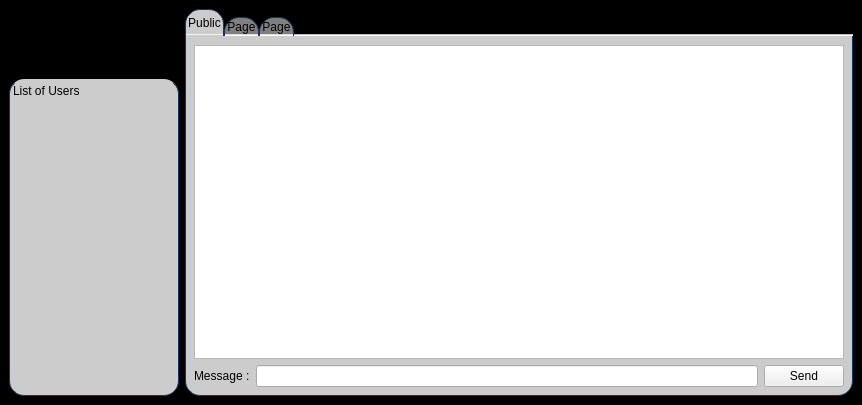
Qt form Client/ClientChat.ui (nowbey/GuppyChat) before a commit.
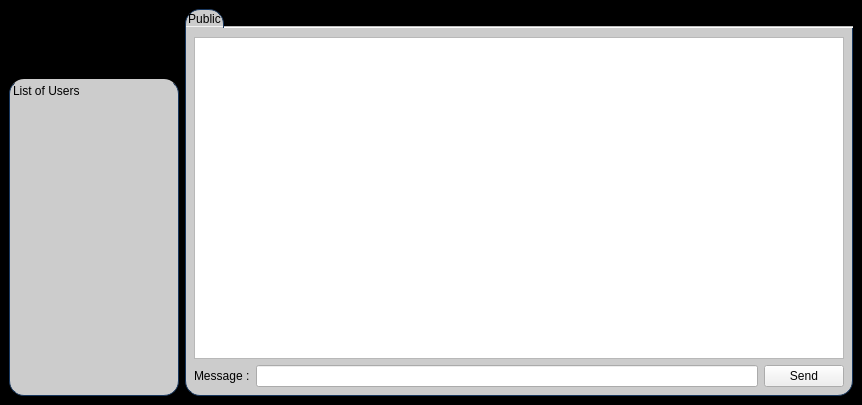
The same form after that commit. Icons and pictures are not drawn.

Commit message: Client & Server: Fix some errors on protocol, Update the server display add the list of user connected on client side #4 #6

Patch:
```diff
--- a/Client/ClientChat.ui
+++ b/Client/ClientChat.ui
@@ -50,6 +50,7 @@
 	background: rgba( 255, 255, 255, 80% );
 	padding-bottom:15px;
 	padding-left:15px;
+	padding-right:15px;
 }
 #ListOfUsersLabel {
 	border-left: 1px solid #FF17365D;
@@ -331,16 +332,6 @@
           </item>
          </layout>
         </widget>
-        <widget class="QWidget" name="tab_3">
-         <attribute name="title">
-          <string>Page</string>
-         </attribute>
-        </widget>
-        <widget class="QWidget" name="tab_2">
-         <attribute name="title">
-          <string>Page</string>
-         </attribute>
-        </widget>
        </widget>
       </item>
      </layout>
```
The commit also changes 22 other files.
